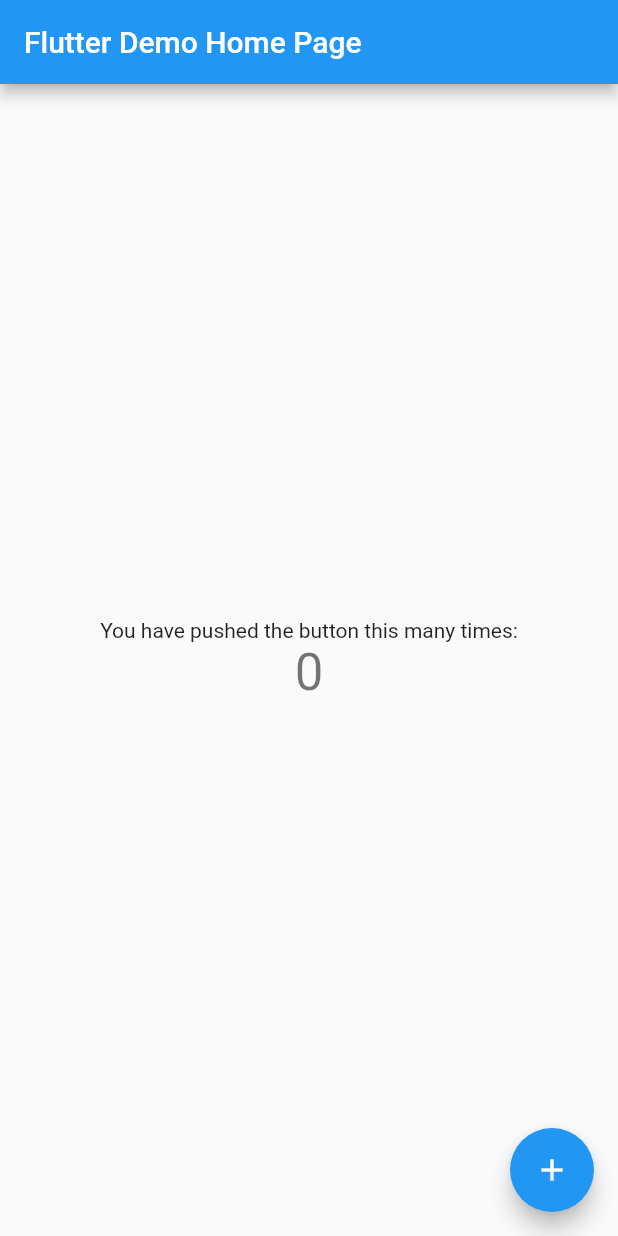
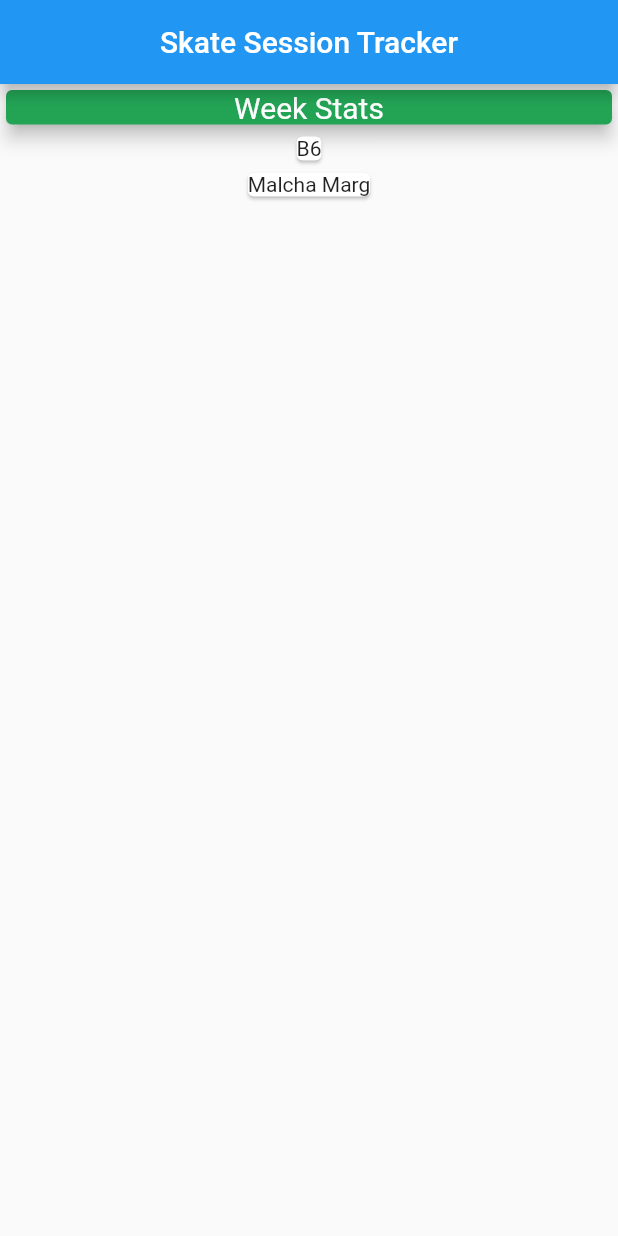
Before and after one commit to kkashiva/skate-session-tracker, a Flutter app: the screen it shows after launch, on a phone screen of 412 x 824 dp. Run offline on Flutter 3.47's test engine with Material 2 defaults, Android fonts, the light colour scheme and no system bars.

Commit message:
mapped session data into cards list

```diff
--- a/lib/main.dart
+++ b/lib/main.dart
@@ -1,115 +1,67 @@
 import 'package:flutter/material.dart';
+import './session.dart';
 
-void main() {
-  runApp(const MyApp());
+main() {
+  return runApp(MyApp());
 }
 
 class MyApp extends StatelessWidget {
-  const MyApp({Key? key}) : super(key: key);
-
-  // This widget is the root of your application.
   @override
   Widget build(BuildContext context) {
     return MaterialApp(
-      title: 'Flutter Demo',
-      theme: ThemeData(
-        // This is the theme of your application.
-        //
-        // Try running your application with "flutter run". You'll see the
-        // application has a blue toolbar. Then, without quitting the app, try
-        // changing the primarySwatch below to Colors.green and then invoke
-        // "hot reload" (press "r" in the console where you ran "flutter run",
-        // or simply save your changes to "hot reload" in a Flutter IDE).
-        // Notice that the counter didn't reset back to zero; the application
-        // is not restarted.
-        primarySwatch: Colors.blue,
-      ),
-      home: const MyHomePage(title: 'Flutter Demo Home Page'),
+      title: 'Skate Session Tracker',
+      home: MyHomePage(),
     );
   }
 }
 
-class MyHomePage extends StatefulWidget {
-  const MyHomePage({Key? key, required this.title}) : super(key: key);
-
-  // This widget is the home page of your application. It is stateful, meaning
-  // that it has a State object (defined below) that contains fields that affect
-  // how it looks.
-
-  // This class is the configuration for the state. It holds the values (in this
-  // case the title) provided by the parent (in this case the App widget) and
-  // used by the build method of the State. Fields in a Widget subclass are
-  // always marked "final".
-
-  final String title;
-
-  @override
-  State<MyHomePage> createState() => _MyHomePageState();
-}
-
-class _MyHomePageState extends State<MyHomePage> {
-  int _counter = 0;
-
-  void _incrementCounter() {
-    setState(() {
-      // This call to setState tells the Flutter framework that something has
-      // changed in this State, which causes it to rerun the build method below
-      // so that the display can reflect the updated values. If we changed
-      // _counter without calling setState(), then the build method would not be
-      // called again, and so nothing would appear to happen.
-      _counter++;
-    });
-  }
+class MyHomePage extends StatelessWidget {
+  final List<Session> sessions = [
+    Session(
+        id: 's1',
+        location: 'B6',
+        start: DateTime.parse("2021-09-22 18:00:00"),
+        end: DateTime.parse("2021-09-22 19:30:00")),
+    Session(
+        id: 's2',
+        location: 'Malcha Marg',
+        start: DateTime.parse("2021-09-23 07:00:00"),
+        end: DateTime.parse("2021-09-23 07:30:00"))
+  ];
 
   @override
   Widget build(BuildContext context) {
-    // This method is rerun every time setState is called, for instance as done
-    // by the _incrementCounter method above.
-    //
-    // The Flutter framework has been optimized to make rerunning build methods
-    // fast, so that you can just rebuild anything that needs updating rather
-    // than having to individually change instances of widgets.
     return Scaffold(
       appBar: AppBar(
-        // Here we take the value from the MyHomePage object that was created by
-        // the App.build method, and use it to set our appbar title.
-        title: Text(widget.title),
+        title: Text('Skate Session Tracker'),
+        centerTitle: true,
       ),
-      body: Center(
-        // Center is a layout widget. It takes a single child and positions it
-        // in the middle of the parent.
+      body: Container(
         child: Column(
-          // Column is also a layout widget. It takes a list of children and
-          // arranges them vertically. By default, it sizes itself to fit its
-          // children horizontally, and tries to be as tall as its parent.
-          //
-          // Invoke "debug painting" (press "p" in the console, choose the
-          // "Toggle Debug Paint" action from the Flutter Inspector in Android
-          // Studio, or the "Toggle Debug Paint" command in Visual Studio Code)
-          // to see the wireframe for each widget.
-          //
-          // Column has various properties to control how it sizes itself and
-          // how it positions its children. Here we use mainAxisAlignment to
-          // center the children vertically; the main axis here is the vertical
-          // axis because Columns are vertical (the cross axis would be
-          // horizontal).
-          mainAxisAlignment: MainAxisAlignment.center,
           children: <Widget>[
-            const Text(
-              'You have pushed the button this many times:',
+            Card(
+              child: Text(
+                'Week Stats',
+                textAlign: TextAlign.center,
+                style: TextStyle(
+                  color: Color(0xffffffff),
+                  fontSize: 20,
+                ),
+              ),
+              color: Color(0xff23a455),
+              elevation: 5,
             ),
-            Text(
-              '$_counter',
-              style: Theme.of(context).textTheme.headline4,
-            ),
+            Column(
+              children: sessions.map((s) {
+                return Card(child: Text(s.location));
+              }).toList(),
+            )
           ],
+          mainAxisAlignment: MainAxisAlignment.start,
+          crossAxisAlignment: CrossAxisAlignment.stretch,
         ),
+        width: double.infinity,
       ),
-      floatingActionButton: FloatingActionButton(
-        onPressed: _incrementCounter,
-        tooltip: 'Increment',
-        child: const Icon(Icons.add),
-      ), // This trailing comma makes auto-formatting nicer for build methods.
     );
   }
 }
--- /dev/null
+++ b/lib/session.dart
@@ -0,0 +1,17 @@
+import 'package:flutter/foundation.dart';
+
+class Session {
+  final String id;
+  final String location;
+  final DateTime start;
+  final DateTime end;
+  Session(
+      {required this.id,
+      required this.location,
+      required this.start,
+      required this.end});
+  Duration sessionDuration() {
+    var sessionDuration = end.difference(start);
+    return sessionDuration;
+  }
+}
```
